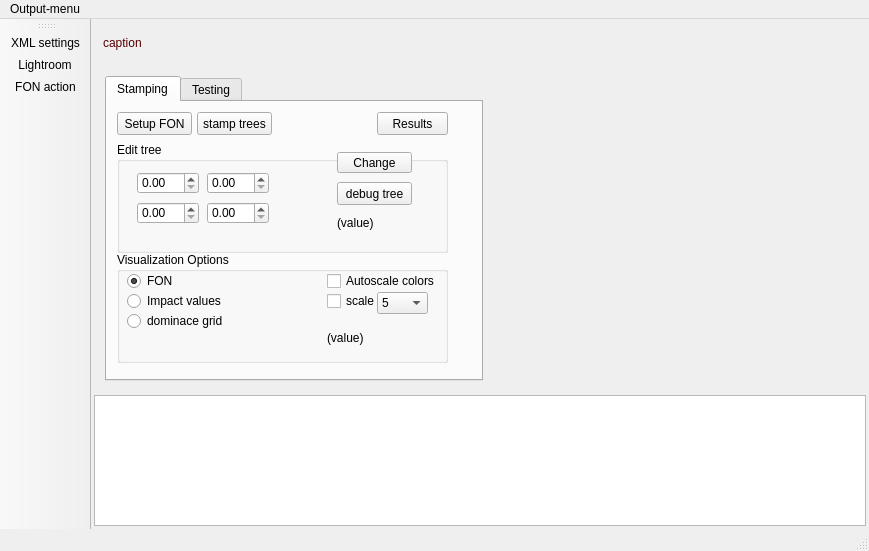
edfm-tum/iland-model, file fonstudio/mainwindow.ui: the form before one commit.
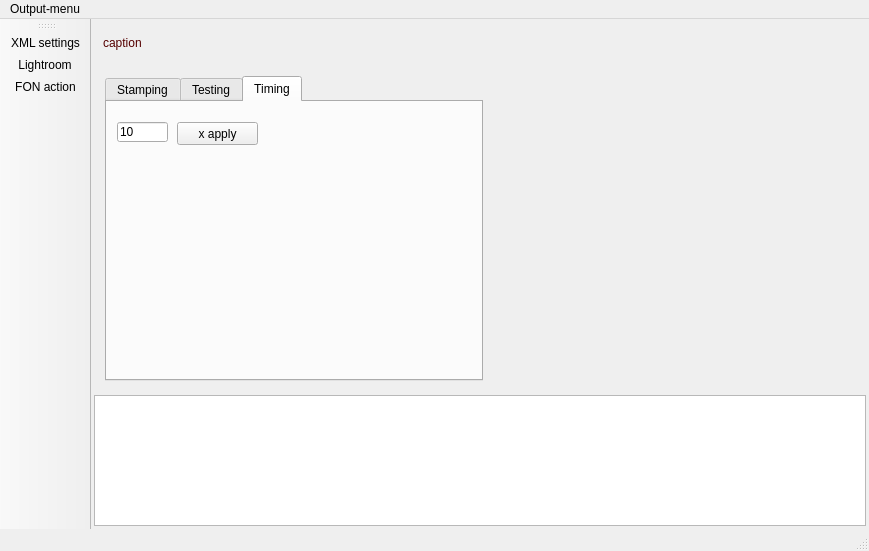
The form after the commit. Icons and pictures are not drawn. Custom widgets are drawn as their Qt base class.

Commit message: removed the cycle.h (problem was that mere processor cycles are not very useful), and added good ol TTickTack (from Picus), but applying a wrapper-class so that including of windows.h is occurs only in ticktack.cpp. added also a routine in mainwindow to emulate multiple executions of read/write cycles.

Patch:
```diff
--- a/fonstudio/mainwindow.ui
+++ b/fonstudio/mainwindow.ui
@@ -434,7 +434,7 @@
            </sizepolicy>
           </property>
           <property name="currentIndex">
-           <number>0</number>
+           <number>2</number>
           </property>
           <widget class="QWidget" name="tab">
            <attribute name="title">
@@ -910,6 +910,37 @@
             </property>
            </widget>
           </widget>
+          <widget class="QWidget" name="tabPerf">
+           <attribute name="title">
+            <string>Timing</string>
+           </attribute>
+           <widget class="QLineEdit" name="lApplyManyCount">
+            <property name="geometry">
+             <rect>
+              <x>10</x>
+              <y>20</y>
+              <width>51</width>
+              <height>20</height>
+             </rect>
+            </property>
+            <property name="text">
+             <string>10</string>
+            </property>
+           </widget>
+           <widget class="QPushButton" name="pbMultipleApplication">
+            <property name="geometry">
+             <rect>
+              <x>70</x>
+              <y>20</y>
+              <width>81</width>
+              <height>23</height>
+             </rect>
+            </property>
+            <property name="text">
+             <string>x apply</string>
+            </property>
+           </widget>
+          </widget>
          </widget>
         </item>
        </layout>
```
The commit also changes 9 other files.
